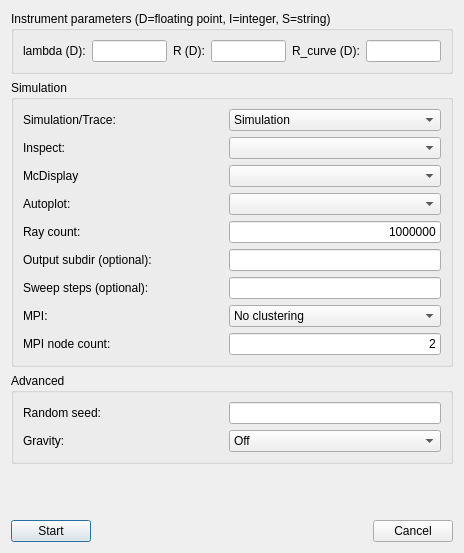
Before: the Qt Designer form tools/Python/mcgui/ssd.ui in McStasMcXtrace/McCode, drawn with Qt 5.
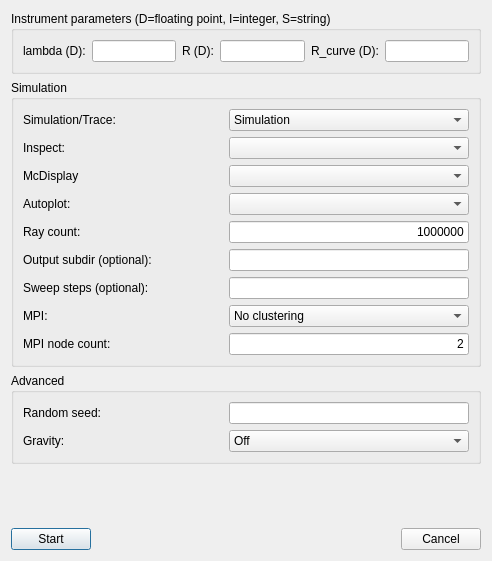
After: the same form once the commit is applied.

Commit message: slightly widen the start simulation dialogue

```diff
--- a/tools/Python/mcgui/ssd.ui
+++ b/tools/Python/mcgui/ssd.ui
@@ -6,8 +6,8 @@
    <rect>
     <x>0</x>
     <y>0</y>
-    <width>464</width>
-    <height>553</height>
+    <width>492</width>
+    <height>561</height>
    </rect>
   </property>
   <property name="windowTitle">
```
The commit also changes 1 other file.
